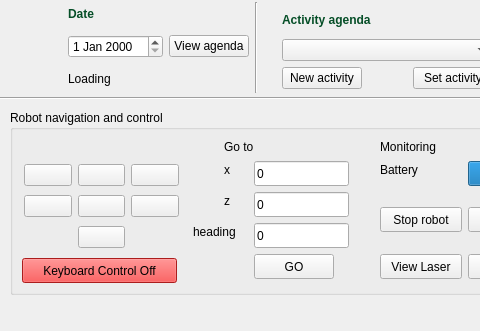
First picture: the form in humanObserverAgent_GUI/src/mainUI.ui, repository rahulkatiyar19955/gsoc-gui-dev, before the edit; both pictures show x 0 to 480 and y 0 to 331 of the 745 by 331 pixel window.
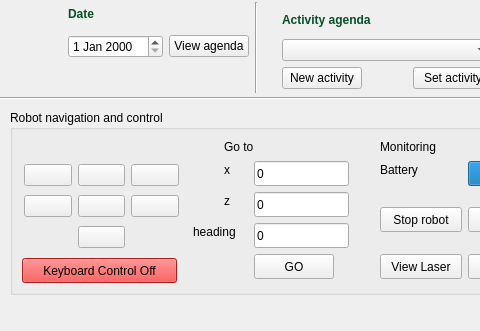
Second picture: the form after the edit. Icons and pictures are not drawn.

What changed in the file:
```diff
--- a/humanObserverAgent_GUI/src/mainUI.ui
+++ b/humanObserverAgent_GUI/src/mainUI.ui
@@ -410,7 +410,7 @@
        <set>Qt::ImhNone</set>
       </property>
       <property name="text">
-       <string>Loading</string>
+       <string> </string>
       </property>
      </widget>
     </item>
```
Left out of the diff: 4 changed lines with no effect on the pictures.
